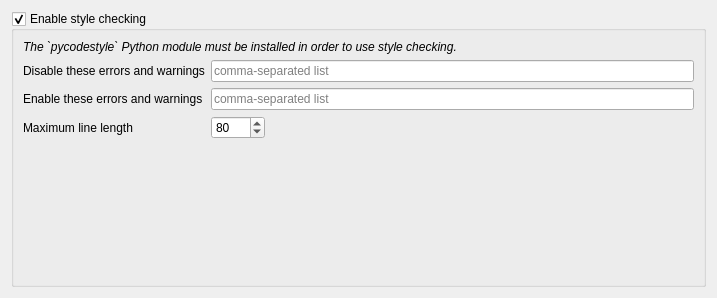
KDE/kdev-python, file pep8kcm/pep8.ui: the form before one commit.
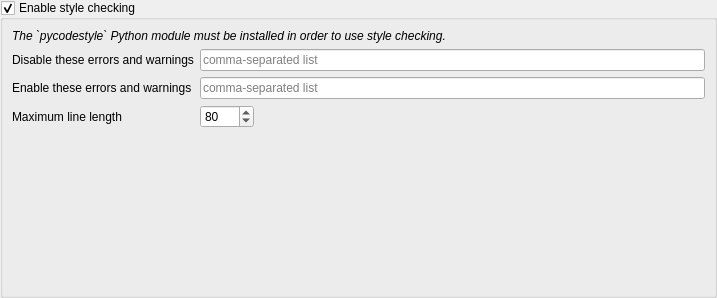
The form after the commit.

```diff
--- a/pep8kcm/pep8.ui
+++ b/pep8kcm/pep8.ui
@@ -11,6 +11,18 @@
    </rect>
   </property>
   <layout class="QVBoxLayout" name="verticalLayout">
+   <property name="leftMargin">
+    <number>0</number>
+   </property>
+   <property name="topMargin">
+    <number>0</number>
+   </property>
+   <property name="rightMargin">
+    <number>0</number>
+   </property>
+   <property name="bottomMargin">
+    <number>0</number>
+   </property>
    <item>
     <widget class="QGroupBox" name="enableChecking">
      <property name="title">
```
